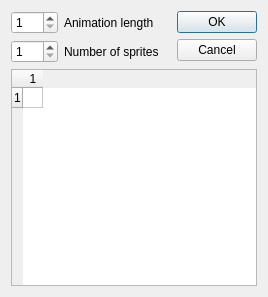
The window that editor_app/gui/animation_edit.ui (danielmeinert/objectcreator) describes before a commit, drawn with Qt 5.
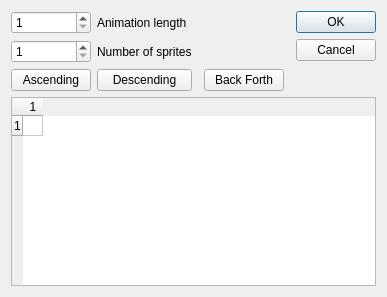
The same window after the commit. Custom widgets are drawn as their Qt base class.

```diff
--- a/editor_app/gui/animation_edit.ui
+++ b/editor_app/gui/animation_edit.ui
@@ -6,7 +6,7 @@
    <rect>
     <x>0</x>
     <y>0</y>
-    <width>266</width>
+    <width>358</width>
     <height>297</height>
    </rect>
   </property>
@@ -20,49 +20,7 @@
    <string>Edit animation sequence</string>
   </property>
   <layout class="QGridLayout" name="gridLayout">
-   <item row="1" column="3">
-    <spacer name="horizontalSpacer_2">
-     <property name="orientation">
-      <enum>Qt::Horizontal</enum>
-     </property>
-     <property name="sizeHint" stdset="0">
-      <size>
-       <width>40</width>
-       <height>20</height>
-      </size>
-     </property>
-    </spacer>
-   </item>
-   <item row="1" column="1">
-    <widget class="QLabel" name="label_a">
-     <property name="text">
-      <string>Number of sprites</string>
-     </property>
-    </widget>
-   </item>
-   <item row="0" column="0">
-    <widget class="AnimationSpinBox" name="spinbox_length">
-     <property name="readOnly">
-      <bool>false</bool>
-     </property>
-     <property name="keyboardTracking">
-      <bool>false</bool>
-     </property>
-     <property name="minimum">
-      <number>1</number>
-     </property>
-     <property name="maximum">
-      <number>256</number>
-     </property>
-     <property name="value">
-      <number>1</number>
-     </property>
-     <property name="displayIntegerBase">
-      <number>10</number>
-     </property>
-    </widget>
-   </item>
-   <item row="0" column="4" rowspan="2">
+   <item row="0" column="5" rowspan="2">
     <widget class="QDialogButtonBox" name="buttonBox">
      <property name="orientation">
       <enum>Qt::Vertical</enum>
@@ -74,6 +32,12 @@
    </item>
    <item row="1" column="0">
     <widget class="QSpinBox" name="spinbox_num_sprites">
+     <property name="minimumSize">
+      <size>
+       <width>0</width>
+       <height>20</height>
+      </size>
+     </property>
      <property name="minimum">
       <number>1</number>
      </property>
@@ -82,7 +46,7 @@
      </property>
     </widget>
    </item>
-   <item row="2" column="0" colspan="5">
+   <item row="3" column="0" colspan="6">
     <widget class="QTableWidget" name="table">
      <property name="maximumSize">
       <size>
@@ -164,6 +128,107 @@
      </item>
     </widget>
    </item>
+   <item row="0" column="0">
+    <widget class="AnimationSpinBox" name="spinbox_length">
+     <property name="minimumSize">
+      <size>
+       <width>0</width>
+       <height>20</height>
+      </size>
+     </property>
+     <property name="readOnly">
+      <bool>false</bool>
+     </property>
+     <property name="keyboardTracking">
+      <bool>false</bool>
+     </property>
+     <property name="minimum">
+      <number>1</number>
+     </property>
+     <property name="maximum">
+      <number>256</number>
+     </property>
+     <property name="value">
+      <number>1</number>
+     </property>
+     <property name="displayIntegerBase">
+      <number>10</number>
+     </property>
+    </widget>
+   </item>
+   <item row="1" column="1">
+    <widget class="QLabel" name="label_a">
+     <property name="text">
+      <string>Number of sprites</string>
+     </property>
+    </widget>
+   </item>
+   <item row="2" column="0">
+    <widget class="QPushButton" name="button_ascending">
+     <property name="toolTip">
+      <string>Auto-select an ascending sprite order according to current animation length.</string>
+     </property>
+     <property name="text">
+      <string>Ascending</string>
+     </property>
+    </widget>
+   </item>
+   <item row="2" column="3">
+    <widget class="QPushButton" name="button_back_forth">
+     <property name="text">
+      <string>Back Forth</string>
+     </property>
+    </widget>
+   </item>
+   <item row="2" column="1">
+    <widget class="QPushButton" name="button_descending">
+     <property name="toolTip">
+      <string>Auto-select a descending sprite order according to current animation length.</string>
+     </property>
+     <property name="text">
+      <string>Descending</string>
+     </property>
+    </widget>
+   </item>
+   <item row="2" column="4">
+    <spacer name="horizontalSpacer">
+     <property name="orientation">
+      <enum>Qt::Horizontal</enum>
+     </property>
+     <property name="sizeHint" stdset="0">
+      <size>
+       <width>40</width>
+       <height>20</height>
+      </size>
+     </property>
+    </spacer>
+   </item>
+   <item row="1" column="4">
+    <spacer name="horizontalSpacer_2">
+     <property name="orientation">
+      <enum>Qt::Horizontal</enum>
+     </property>
+     <property name="sizeHint" stdset="0">
+      <size>
+       <width>40</width>
+       <height>20</height>
+      </size>
+     </property>
+    </spacer>
+   </item>
+   <item row="0" column="4">
+    <spacer name="horizontalSpacer_3">
+     <property name="orientation">
+      <enum>Qt::Horizontal</enum>
+     </property>
+     <property name="sizeHint" stdset="0">
+      <size>
+       <width>40</width>
+       <height>20</height>
+      </size>
+     </property>
+    </spacer>
+   </item>
    <item row="0" column="1">
     <widget class="QLabel" name="label_2">
      <property name="text">
@@ -171,19 +236,6 @@
      </property>
     </widget>
    </item>
-   <item row="0" column="3">
-    <spacer name="horizontalSpacer_3">
-     <property name="orientation">
-      <enum>Qt::Horizontal</enum>
-     </property>
-     <property name="sizeHint" stdset="0">
-      <size>
-       <width>40</width>
-       <height>20</height>
-      </size>
-     </property>
-    </spacer>
-   </item>
   </layout>
  </widget>
  <customwidgets>
```
